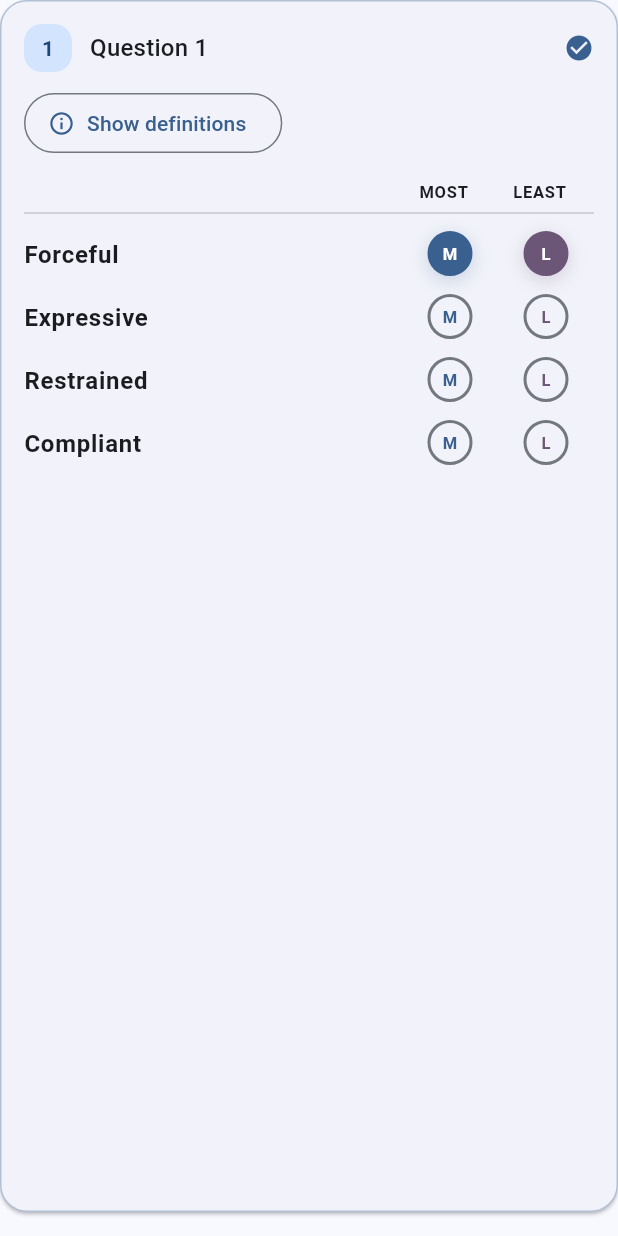
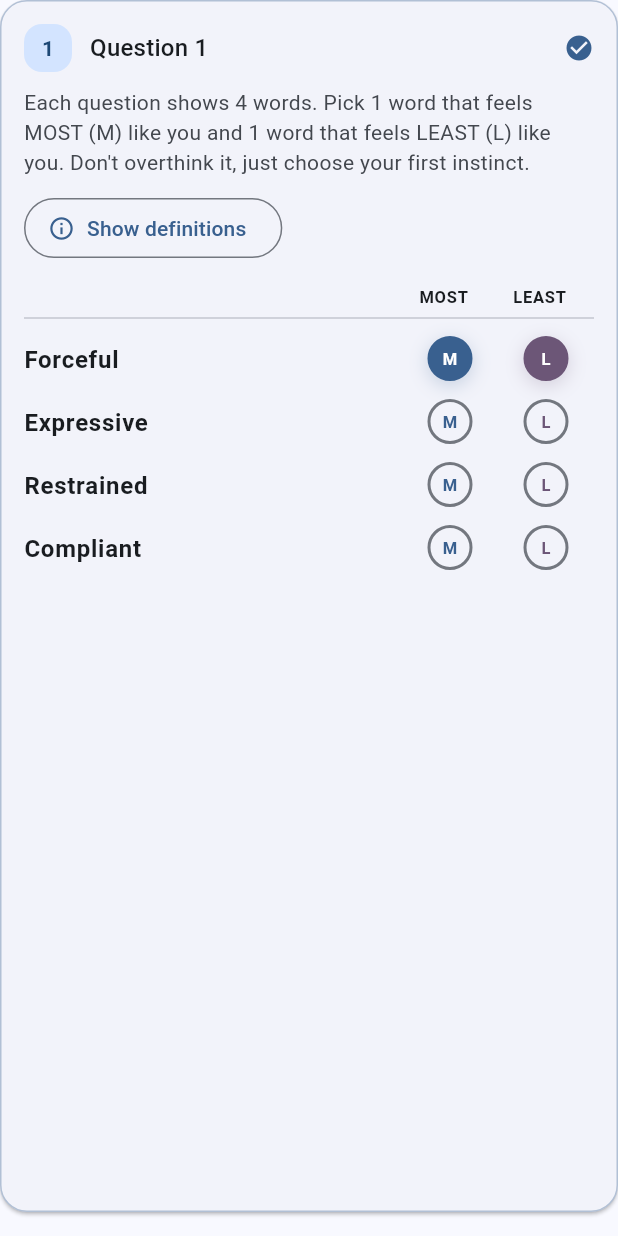
Before and after one commit to Boonpin97/disc_test, a Flutter app: the WordGroupCard widget shown alone on an empty page, opened directly with sample values from the repository, on a phone screen of 412 x 824 dp. Run offline on Flutter 3.47's test engine with Material 3 defaults, Android fonts, the phone set to English and light mode, and no system bars; our stand-ins replace pdf; missing offline and left inert: dart:html.

Commit message:
Add first-question questionnaire hint

```diff
--- a/lib/widgets/word_group_card.dart
+++ b/lib/widgets/word_group_card.dart
@@ -83,6 +83,16 @@ class WordGroupCard extends StatelessWidget {
                   ),
               ],
             ),
+            if (groupIndex == 0) ...[
+              const SizedBox(height: 10),
+              Text(
+                'Each question shows 4 words. Pick 1 word that feels MOST (M) like you and 1 word that feels LEAST (L) like you. Don\'t overthink it, just choose your first instinct.',
+                style: theme.textTheme.bodyMedium?.copyWith(
+                  color: theme.colorScheme.onSurfaceVariant,
+                  height: 1.4,
+                ),
+              ),
+            ],
             const SizedBox(height: 10),
             Align(
               alignment: Alignment.centerLeft,
```
